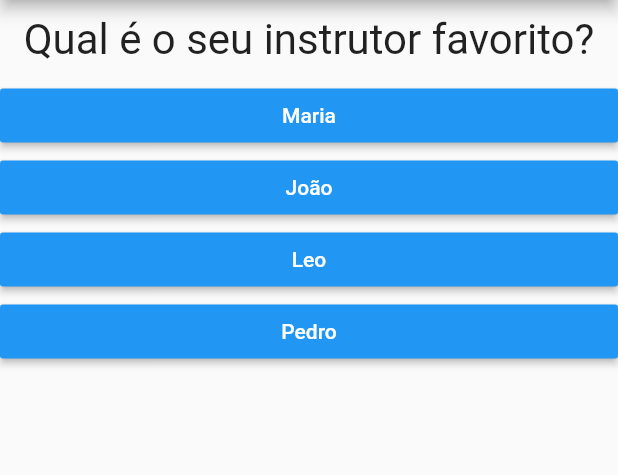
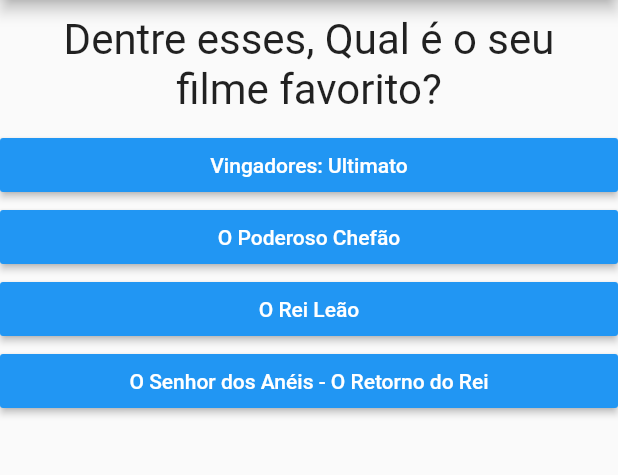
Before and after one commit to ElvesAguiar/flutterLesson, a Flutter app: the screen it shows after launch, after a tap on "Preto", after a tap on "Cobra", on a phone screen of 412 x 824 dp, the part 84-559 px from its top. Run offline on Flutter 3.47's test engine with Material 2 defaults, Android fonts, the phone set to English and light mode, and no system bars.

Commit message:
feat: chaging questionstion and scores

```diff
--- a/lib/main.dart
+++ b/lib/main.dart
@@ -11,38 +11,56 @@ class _PerguntaAppState extends State<PerguntaApp> {
   final _perguntas = const [
     {
       'texto': 'Qual é a sua cor favorita?',
-     'respostas': [
-        {'texto': 'Preto', 'pontuacao': 10},
-        {'texto': 'Vermelho', 'pontuacao': 6},
-        {'texto': 'Verde', 'pontuacao': 8},
-        {'texto': 'Branco', 'pontuacao': 5},
+      'respostas': [
+        {'texto': 'Preto', 'pontuacao': 5},
+        {'texto': 'Vermelho', 'pontuacao': 3},
+        {'texto': 'Verde', 'pontuacao': 2},
+        {'texto': 'Branco', 'pontuacao': 1},
       ],
     },
     {
       'texto': 'Qual é o seu animal favorito?',
       'respostas': [
-        {'texto': 'Coelho', 'pontuacao': 10},
-        {'texto': 'Cobra', 'pontuacao': 5},
+        {'texto': 'Coelho', 'pontuacao': 2},
+        {'texto': 'Cobra', 'pontuacao': 1},
         {'texto': 'Elefante', 'pontuacao': 3},
-        {'texto': 'Leão', 'pontuacao': 1},
+        {'texto': 'Leão', 'pontuacao': 5},
       ],
     },
     {
-      'texto': 'Qual é o seu instrutor favorito?',
+      'texto': 'Dentre esses, Qual é o seu filme favorito?',
       'respostas': [
-        {'texto': 'Maria', 'pontuacao': 10},
-        {'texto': 'João', 'pontuacao': 8},
-        {'texto': 'Leo', 'pontuacao': 4},
-        {'texto': 'Pedro', 'pontuacao': 7},
+        {'texto': 'Vingadores: Ultimato', 'pontuacao': 3},
+        {'texto': 'O Poderoso Chefão', 'pontuacao': 1},
+        {'texto': 'O Rei Leão', 'pontuacao': 5},
+        {'texto': 'O Senhor dos Anéis - O Retorno do Rei', 'pontuacao': 4},
       ],
     },
+    {
+      'texto': 'Qual é o seu esporte favorito?',
+      'respostas': [
+        {'texto': 'Futebol', 'pontuacao': 4},
+        {'texto': 'Basquete', 'pontuacao': 3},
+        {'texto': 'Tênis', 'pontuacao': 2},
+        {'texto': 'Vôlei', 'pontuacao': 1},
+      ],
+    },
+    {
+      'texto': 'Qual é a sua bebida preferida?',
+      'respostas': [
+        {'texto': 'Água', 'pontuacao': 1},
+        {'texto': 'Suco', 'pontuacao': 2},
+        {'texto': 'Refrigerante', 'pontuacao': 3},
+        {'texto': 'Café', 'pontuacao': 4},
+      ],
+    }
   ];
 
   void _responder(int pontuacao) {
     if (temPerguntaSelecionada) {
       setState(() {
         _perguntaSelecionada++;
-        _pontuacaototal+=pontuacao;
+        _pontuacaototal += pontuacao;
       });
     }
     print(_pontuacaototal);
@@ -50,8 +68,8 @@ class _PerguntaAppState extends State<PerguntaApp> {
 
   void _reiniciarQuestionario() {
     setState(() {
-      _perguntaSelecionada=0;
-      _pontuacaototal =0;
+      _perguntaSelecionada = 0;
+      _pontuacaototal = 0;
     });
   }
 
@@ -72,7 +90,7 @@ class _PerguntaAppState extends State<PerguntaApp> {
                 perguntaSelecionada: _perguntaSelecionada,
                 quandoResponder: _responder,
               )
-            : Resultado(_pontuacaototal,_reiniciarQuestionario),
+            : Resultado(_pontuacaototal, _reiniciarQuestionario),
       ),
     );
   }
--- a/lib/resultado.dart
+++ b/lib/resultado.dart
@@ -9,9 +9,9 @@ class Resultado extends StatelessWidget {
   String get fraseResultado {
     if (pontuacao < 8) {
       return 'Parabéns';
-    } else if (pontuacao < 12) {
+    } else if (pontuacao < 11) {
       return 'você é bom';
-    } else if (pontuacao < 16) {
+    } else if (pontuacao < 19) {
       return 'Impressionante!';
     } else {
       return 'Nível jedi!';
```
